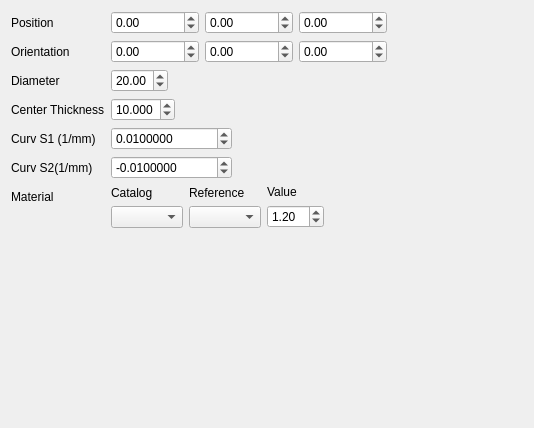
Old version of the form GUI/SphericalLens.ui in the repository cihologramas/freecad-pyoptools.
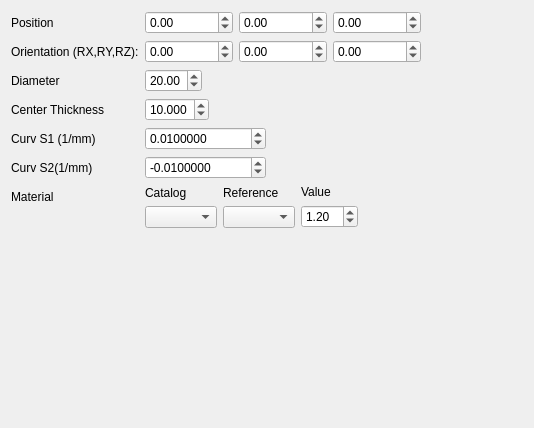
New version of the form.

Diff of the .ui file:
```diff
--- a/GUI/SphericalLens.ui
+++ b/GUI/SphericalLens.ui
@@ -165,7 +165,7 @@
      <item row="1" column="0">
       <widget class="QLabel" name="label_7">
        <property name="text">
-        <string>Orientation</string>
+        <string>Orientation (RX,RY,RZ):</string>
        </property>
       </widget>
      </item>
```
